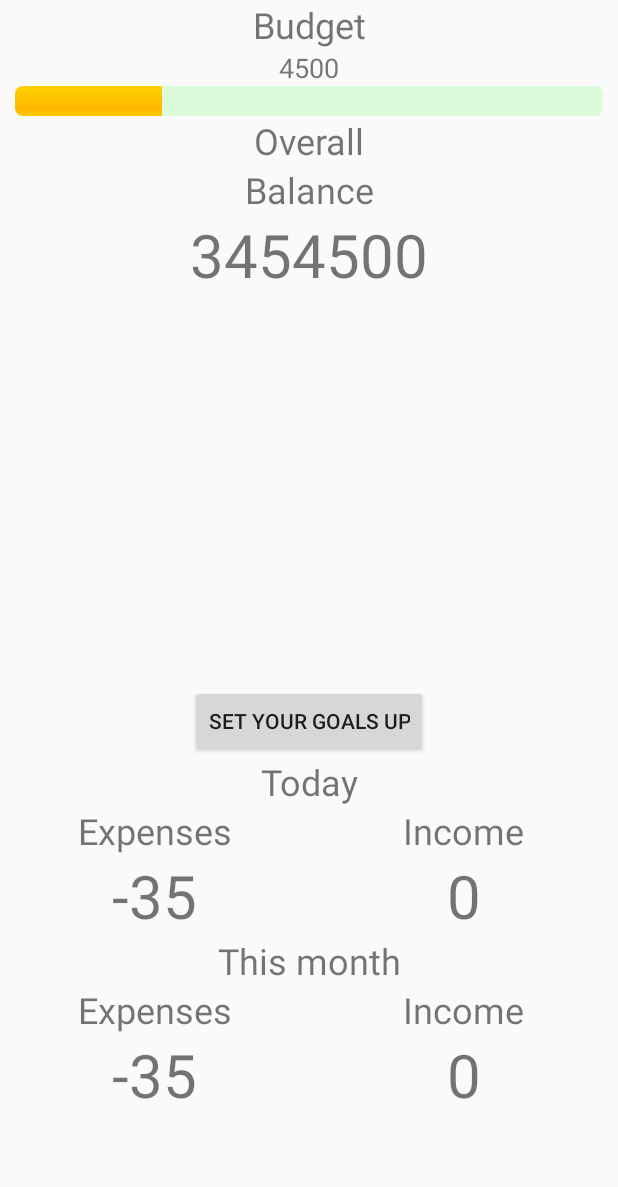
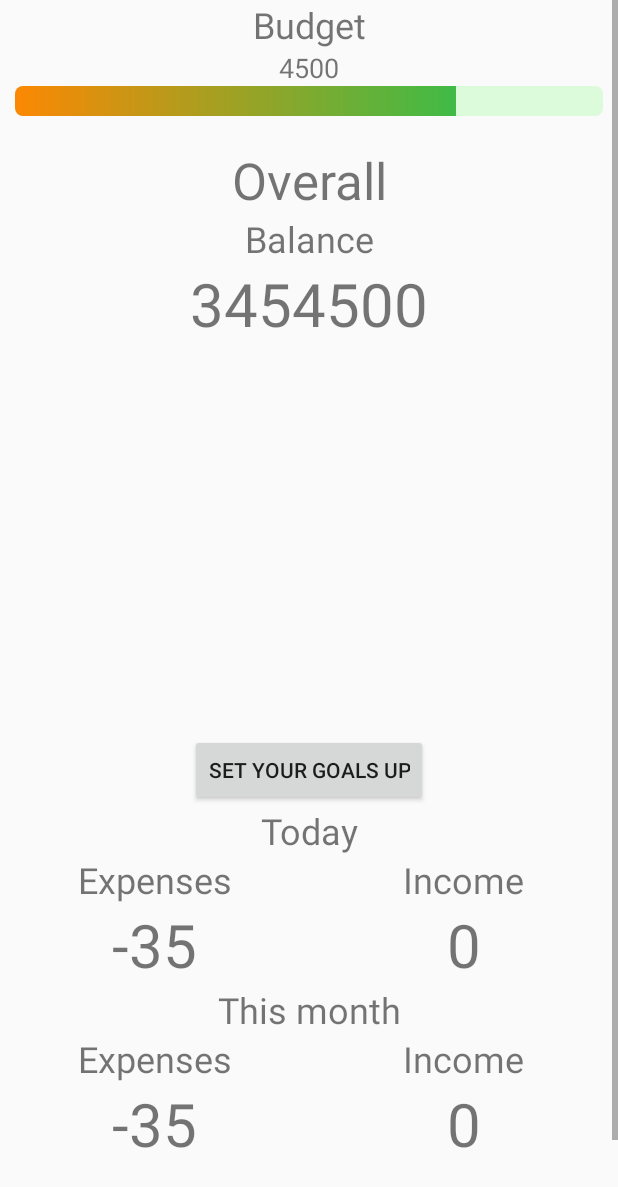
Before and after one commit to NamDoTri/WastelessApp, an Android app: the layout fragment_home.xml on its own in the app's theme, with its tools: preview values and no code run, on a phone screen of 412 x 824 dp. Shown: the top 1187 px of the screen. Run offline under Robolectric (Android 15) with nearby library versions, the phone set to English and light mode, and no system bars.

Commit message:
Added gradient budget progress bar

```diff
--- /dev/null
+++ b/app/src/main/res/drawable/gradient_progress_bar.xml
@@ -0,0 +1,24 @@
+<?xml version="1.0" encoding="utf-8"?>
+<layer-list xmlns:android="http://schemas.android.com/apk/res/android">
+
+    <item android:id="@android:id/background">
+        <shape>
+            <corners android:radius="5dp"/>
+            <solid android:color="#fff"/>
+        </shape>
+    </item>
+
+    <item android:id="@android:id/progress">
+        <clip>
+            <shape>
+                <corners android:radius="5dp"/>
+                <gradient
+                    android:endColor="#00cc5c"
+                    android:startColor="#fc8803"
+                    android:angle="0.5"
+                    />
+            </shape>
+        </clip>
+    </item>
+
+</layer-list>
--- a/app/src/main/res/layout/fragment_home.xml
+++ b/app/src/main/res/layout/fragment_home.xml
@@ -24,7 +24,8 @@
 
             <LinearLayout
                 android:layout_width="match_parent"
-                android:layout_height="wrap_content">
+                android:layout_height="wrap_content"
+                android:layout_marginBottom="20dp">
 
                 <androidx.constraintlayout.widget.ConstraintLayout
                     android:layout_width="wrap_content"
@@ -70,7 +71,8 @@
                             android:layout_width="match_parent"
                             android:layout_height="wrap_content"
                             android:progressBackgroundTint="#2000FF00"
-                            android:progress="25"
+                            android:progress="75"
+                            android:progressDrawable="@drawable/gradient_progress_bar"
                             android:layout_marginHorizontal="10dp"
                             app:layout_constraintTop_toBottomOf="@id/budget_amount"
                             app:layout_constraintEnd_toEndOf="parent"
@@ -93,7 +95,7 @@
                     android:layout_height="wrap_content"
                     android:gravity="center"
                     android:text="Overall"
-                    android:textSize="24sp"
+                    android:textSize="34sp"
                     app:layout_constraintRight_toRightOf="parent"
                     app:layout_constraintLeft_toLeftOf="parent"
                     app:layout_constraintTop_toTopOf="parent"
```
